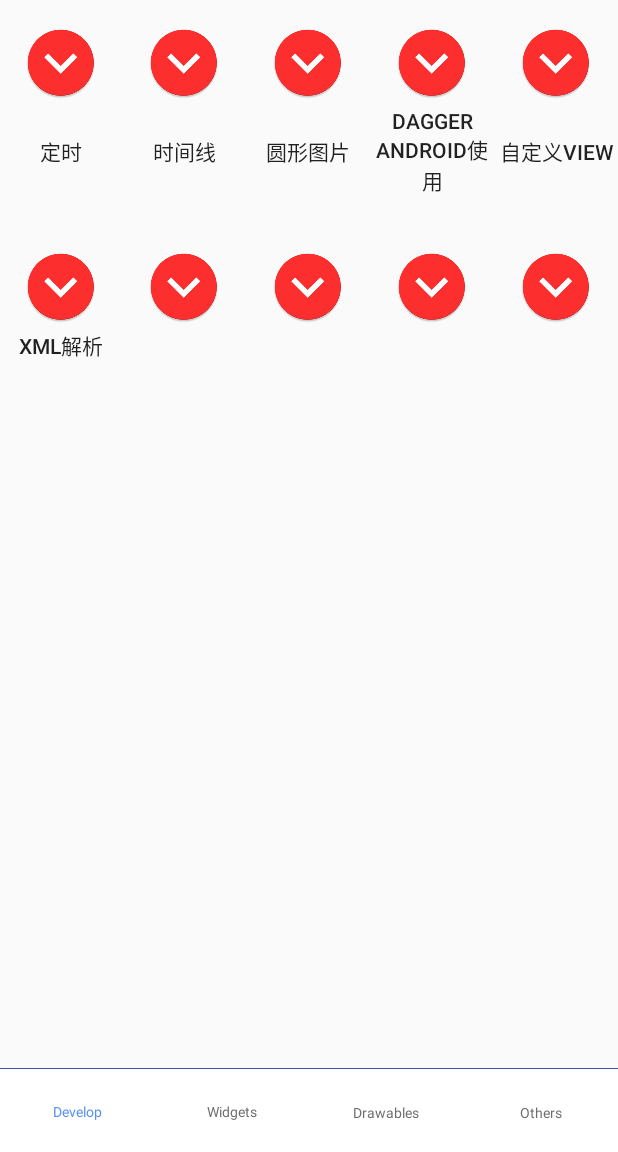
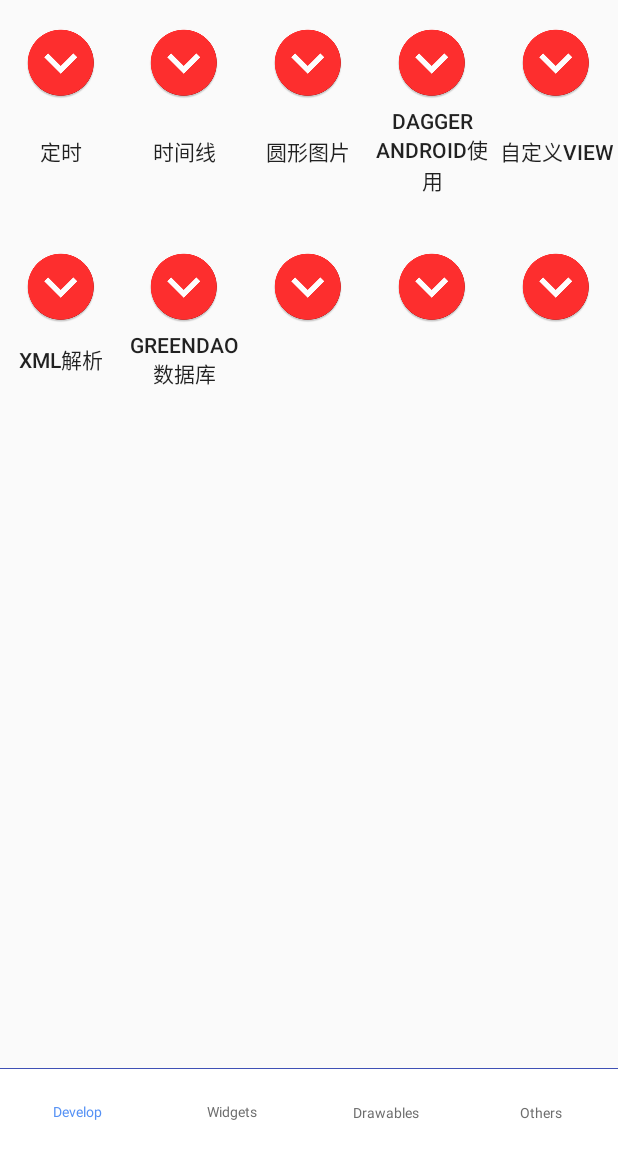
Before and after one commit to RedColinar/CustomAndroid, an Android app: the screen it shows after launch (MainActivity), on a phone screen of 412 x 824 dp, the part 84-1236 px from its top. Run offline under Robolectric (Android 15) with nearby library versions, the phone set to English and light mode, and no system bars; our stand-ins replace ButterKnife, Dagger/Hilt's generated code; libraries missing offline, so code that uses them is left out: com.facebook.drawee; 1 statement that could not run was skipped.

Commit message:
'greendao'

```diff
--- a/app/src/main/AndroidManifest.xml
+++ b/app/src/main/AndroidManifest.xml
@@ -28,5 +28,6 @@
         <activity android:name=".tabs.develop.dagger.DaggerActivity" />
         <activity android:name=".tabs.develop.customView.CustomViewActivity" />
         <activity android:name=".tabs.develop.xmlParse.XmlParseActivity" />
+        <activity android:name=".tabs.develop.greendao.GreenDaoActivity" />
     </application>
 </manifest>
--- a/app/src/main/java/com/example/harry/customandroid/main/fragments/DevelopFragment.java
+++ b/app/src/main/java/com/example/harry/customandroid/main/fragments/DevelopFragment.java
@@ -9,6 +9,7 @@ import com.example.harry.customandroid.base.BaseFragment;
 import com.example.harry.customandroid.tabs.develop.circleImage.CircleActivity;
 import com.example.harry.customandroid.tabs.develop.customView.CustomViewActivity;
 import com.example.harry.customandroid.tabs.develop.dagger.DaggerActivity;
+import com.example.harry.customandroid.tabs.develop.greendao.GreenDaoActivity;
 import com.example.harry.customandroid.tabs.develop.timeline.TimelineActivity;
 import com.example.harry.customandroid.tabs.develop.xmlParse.XmlParseActivity;
 
@@ -24,6 +25,7 @@ public class DevelopFragment extends BaseFragment {
         activities.put(R.id.main_develop_custom_view, CustomViewActivity.class);
         activities.put(R.id.main_develop_circleImage, CircleActivity.class);
         activities.put(R.id.main_develop_xml_parse, XmlParseActivity.class);
+        activities.put(R.id.main_develop_greendao, GreenDaoActivity.class);
     }
 
     public static DevelopFragment newInstance() {
@@ -42,7 +44,8 @@ public class DevelopFragment extends BaseFragment {
             R.id.main_develop_dagger,
             R.id.main_develop_custom_view,
             R.id.main_develop_circleImage,
-            R.id.main_develop_xml_parse
+            R.id.main_develop_xml_parse,
+            R.id.main_develop_greendao
     })
     void onClick(View view) {
         Class<?> activityClass = activities.get(view.getId());
--- a/app/src/main/res/layout/fragment_main_develop.xml
+++ b/app/src/main/res/layout/fragment_main_develop.xml
@@ -58,8 +58,10 @@
                 android:text="@string/xml_parse_title" />
 
             <Button
+                android:id="@+id/main_develop_greendao"
                 style="@style/main_widget_button"
-                android:drawableTop="@drawable/ic_widget_expand" />
+                android:drawableTop="@drawable/ic_widget_expand"
+                android:text="@string/greendao_title" />
 
             <Button
                 style="@style/main_widget_button"
--- a/app/src/main/res/values/strings.xml
+++ b/app/src/main/res/values/strings.xml
@@ -18,4 +18,5 @@
     <string name="dagger_title">Dagger Android使用</string>
     <string name="custom_view_title">自定义View</string>
     <string name="xml_parse_title">xml解析</string>
+    <string name="greendao_title">greendao数据库</string>
 </resources>
```
Also changed, not shown: app/src/main/java/com/example/harry/customandroid/tabs/develop/greendao/GreenDaoActivity.java (added, +22 -0 lines), app/src/main/res/layout/greendao_activity.xml (added, +9 -0 lines).
